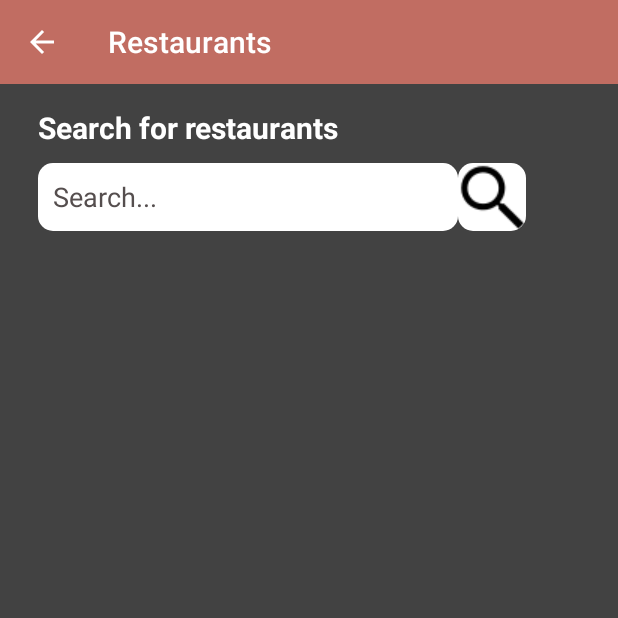
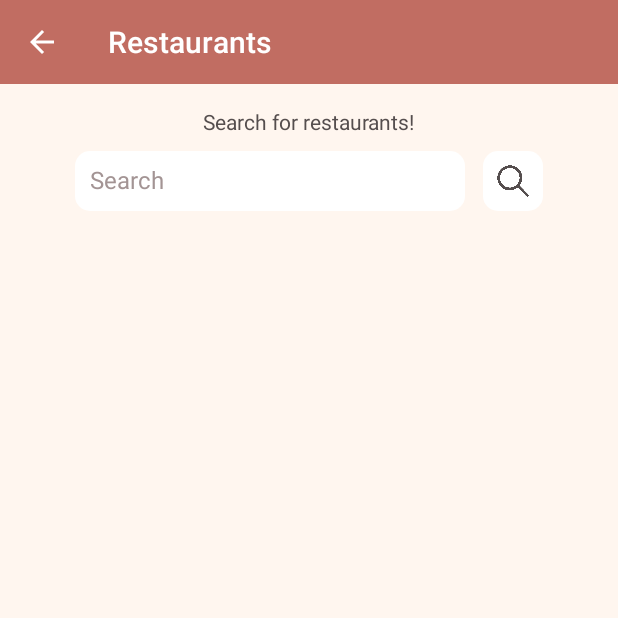
Before and after one commit to lucastai98/Orbital_CS_x, an Android app: the RestaurantListActivity screen opened directly, with no data from a screen before it, on a phone screen of 412 x 824 dp, the top half of it. Run offline under Robolectric (Android 15) with nearby library versions, the light colour scheme and no system bars; our stand-ins replace CircleImageView, Firebase (no records; nobody signed in at launch, a user with empty details on screens opened directly), Picasso; pictures from the network do not load.

Commit message:
drawable (favbg, greyheart, redheart, search) layout (find_friends, friends, person_profile, profile, restaurant_list, settings, setup, all_restaurants, all_users, nav_header) values (colors)

```diff
--- a/app/src/main/res/layout/activity_restaurant_list.xml
+++ b/app/src/main/res/layout/activity_restaurant_list.xml
@@ -5,7 +5,8 @@
     android:layout_width="match_parent"
     android:layout_height="match_parent"
     tools:context=".RestaurantListActivity"
-    android:background="@color/cardview_dark_background">
+    android:background ="@color/colorThis">
+
     <include
         android:id="@+id/restaurant_list_appbar_layout"
         layout="@layout/app_bar_layout"/>
@@ -20,41 +21,45 @@
 
         <TextView
             android:id="@+id/simpleTextID"
-            android:layout_width="match_parent"
+            android:layout_width="wrap_content"
             android:layout_height="wrap_content"
-            android:layout_alignParentEnd="true"
-            android:layout_marginLeft="25dp"
-            android:text="Search for restaurants"
-            android:layout_alignParentRight="true"
-            android:textColor="@android:color/background_light"
-            android:textSize="20sp"
-            android:textStyle="bold" />
+            android:layout_marginLeft="30dp"
+            android:text="Search for restaurants!"
+            android:layout_centerHorizontal="true"
+            android:textColor="@color/colorProfile"
+            android:textSize="14sp" />
         <EditText
             android:id="@+id/restaurant_search_box_input"
-            android:layout_width="280dp"
-            android:layout_height="45dp"
+            android:layout_width="260dp"
+            android:layout_height="40dp"
             android:layout_below="@+id/simpleTextID"
-            android:layout_alignParentStart="true"
-            android:layout_marginLeft="25dp"
+            android:layout_alignParentLeft="true"
+            android:layout_marginLeft="50dp"
             android:layout_marginTop="10dp"
             android:background="@drawable/inputs"
             android:ems="10"
-            android:hint="Search..."
+            android:hint="Search"
             android:inputType="textMultiLine"
             android:padding="10dp"
-            android:textColor="@color/colorProfile"
-            android:textColorHint="@color/colorProfile"
-            android:layout_alignParentLeft="true" />
+            android:textColor="@color/colorText"
+            android:textColorHint="@color/colorText"
+            android:textSize="16sp" />
         <ImageButton
             android:id="@+id/search_restaurants_button"
-            android:layout_width="45dp"
-            android:layout_height="45dp"
+            android:layout_width="40dp"
+            android:layout_height="40dp"
+            android:layout_below="@+id/simpleTextID"
+            android:layout_alignParentEnd="true"
+            android:layout_alignParentRight="true"
             android:layout_marginTop="10dp"
-            android:layout_below="@+id/simpleTextID"
-            android:layout_toEndOf="@+id/restaurant_search_box_input"
-            android:layout_toRightOf="@+id/restaurant_search_box_input"
-            android:src="@drawable/search"
-            android:background="@drawable/inputs"/>
+            android:layout_marginEnd="50dp"
+            android:layout_marginRight="51dp"
+            android:layout_marginBottom="10dp"
+            android:background="@drawable/inputs"
+            android:cropToPadding="true"
+            android:padding="8dp"
+            android:scaleType="centerInside"
+            android:src="@drawable/search"/>
     </RelativeLayout>
     <androidx.recyclerview.widget.RecyclerView
         android:id="@+id/search_restaurants_list"
@@ -62,7 +67,7 @@
         android:layout_height="match_parent"
         android:layout_alignParentStart="true"
         android:layout_below="@+id/myLayout"
-        android:layout_margin="10dp"
+        android:layout_margin="5dp"
         android:layout_alignParentLeft="true"
         />
 
--- a/app/src/main/res/layout/navigation_header.xml
+++ b/app/src/main/res/layout/navigation_header.xml
@@ -14,7 +14,7 @@
         android:layout_centerHorizontal="true"
         android:layout_marginTop="15dp"
         android:src="@drawable/profile"
-        app:civ_border_color="@color/colorAccent"
+        app:civ_border_color="@color/colorLight"
         app:civ_border_width="2dp" />
 
     <TextView
--- a/app/src/main/res/values/colors.xml
+++ b/app/src/main/res/values/colors.xml
@@ -5,4 +5,6 @@
     <color name="colorAccent">#E0D4D4</color>
     <color name="colorThis">#fff6ef</color>
     <color name="colorProfile">#554E4E</color>
+    <color name="colorLight">#d09088</color>
+    <color name="colorText">#A39494</color>
 </resources>
```
Also changed, not shown: app/src/main/res/drawable/favbg.xml (added, +10 -0 lines), app/src/main/res/layout/activity_find_friends.xml (+30 -23 lines), app/src/main/res/layout/activity_friends.xml (+8 -8 lines), app/src/main/res/layout/activity_person_profile.xml (+18 -16 lines), app/src/main/res/layout/activity_profile.xml (+5 -4 lines), app/src/main/res/layout/activity_settings.xml (+5 -5 lines), app/src/main/res/layout/activity_setup.xml (+30 -25 lines), app/src/main/res/layout/all_restaurants_display_layout.xml (+22 -19 lines), app/src/main/res/layout/all_users_display_layout.xml (+11 -10 lines), app/src/main/res/drawable/greyheart.png, app/src/main/res/drawable/redheart.jpg (deleted), app/src/main/res/drawable/search.png.
